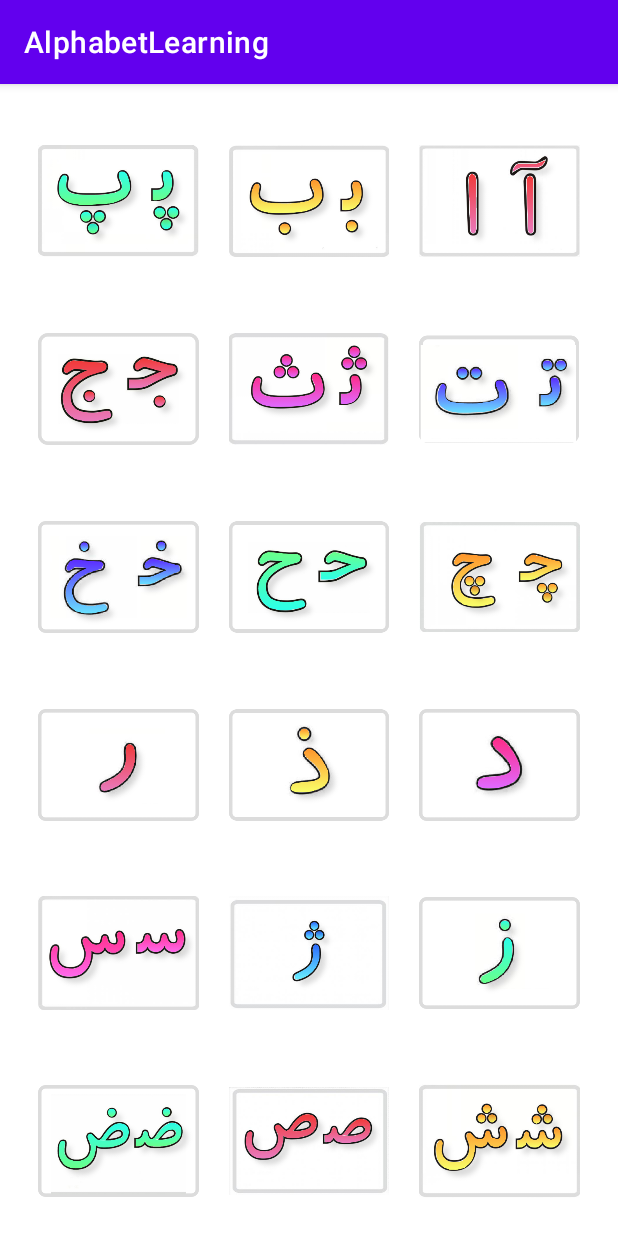
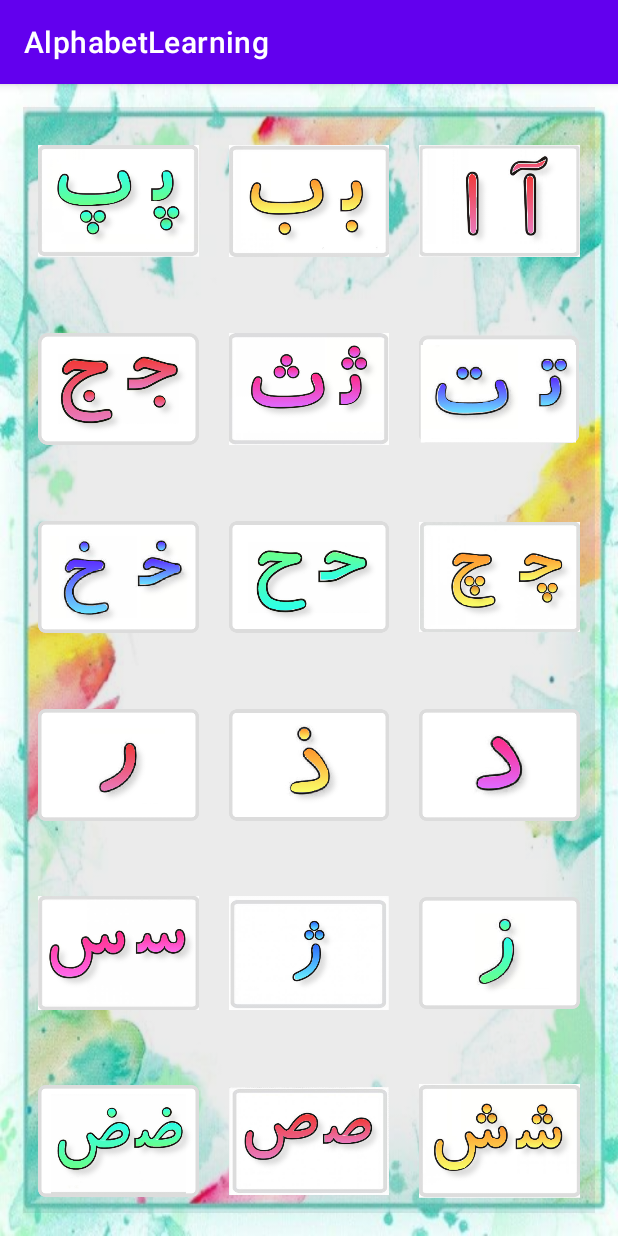
Before and after one commit to MasoudRabiee/FA-AlphabetLearning, an Android app: the screen it shows after launch (LetterActivity), after a tap on "رسم حروف", on a phone screen of 412 x 824 dp. Run offline under Robolectric (Android 15) with nearby library versions, the phone set to English and light mode, and no system bars.

Commit message:
add Backgrounds And Pics

```diff
--- a/app/src/main/java/com/example/alphabetlearning/view/DrawView.kt
+++ b/app/src/main/java/com/example/alphabetlearning/view/DrawView.kt
@@ -10,10 +10,7 @@ import android.util.AttributeSet
 import android.util.Log
 import android.view.MotionEvent
 import android.view.View
-import androidx.fragment.app.FragmentManager
 import com.example.alphabetlearning.R
-import com.example.alphabetlearning.data.DataAlphabetLetter
-import com.example.alphabetlearning.fragment.SuccessFragment
 import com.example.alphabetlearning.model.AlphabetLetter
 import com.example.alphabetlearning.model.CurveTools
 import com.example.alphabetlearning.model.SkeletonShape
--- a/app/src/main/res/layout/activity_letter.xml
+++ b/app/src/main/res/layout/activity_letter.xml
@@ -5,6 +5,7 @@
     android:layout_width="match_parent"
     android:layout_height="match_parent"
     android:layoutDirection="rtl"
+    android:background="@drawable/letterbackground"
     tools:context=".view.LetterActivity">
 
     <androidx.recyclerview.widget.RecyclerView
--- a/app/src/main/res/layout/activity_main.xml
+++ b/app/src/main/res/layout/activity_main.xml
@@ -4,7 +4,7 @@
     xmlns:tools="http://schemas.android.com/tools"
     android:layout_width="match_parent"
     android:layout_height="match_parent"
-    android:background="@drawable/homepic"
+    android:background="@drawable/backgroundpic"
     tools:context=".view.MainActivity">
 
 
--- a/app/src/main/res/layout/category_alphabet_letter.xml
+++ b/app/src/main/res/layout/category_alphabet_letter.xml
@@ -5,6 +5,7 @@
     android:layout_width="match_parent"
     android:layout_height="125dp"
     android:layout_gravity="end"
+    android:background="@color/color2"
     android:orientation="horizontal">
 
     <ImageView
--- a/app/src/main/res/layout/fragment_success.xml
+++ b/app/src/main/res/layout/fragment_success.xml
@@ -3,19 +3,21 @@
     xmlns:app="http://schemas.android.com/apk/res-auto"
     xmlns:tools="http://schemas.android.com/tools"
     android:layout_width="match_parent"
+    android:background="@drawable/backgroundpic"
     android:layout_height="match_parent">
 
     <TextView
         android:id="@+id/txt_success"
         android:layout_width="wrap_content"
         android:layout_height="wrap_content"
-        android:layout_marginTop="30dp"
         android:text="@string/afarin"
         android:textSize="30sp"
+        app:layout_constraintBottom_toBottomOf="parent"
         app:layout_constraintEnd_toEndOf="parent"
         app:layout_constraintStart_toStartOf="parent"
         app:layout_constraintTop_toTopOf="parent"
-        app:layout_goneMarginTop="30dp" />
+        android:textColor="#FD0738"
+        android:layout_marginTop="5dp"/>
 
 
 </androidx.constraintlayout.widget.ConstraintLayout>
--- a/app/src/main/res/values/colors.xml
+++ b/app/src/main/res/values/colors.xml
@@ -7,4 +7,5 @@
     <color name="teal_700">#FF018786</color>
     <color name="black">#FF000000</color>
     <color name="white">#FFFFFFFF</color>
+    <color name="color2">#1A3A3A3A</color>
 </resources>
```
Also changed, not shown: app/src/main/res/drawable-hdpi/backgroundpic.png (added), app/src/main/res/drawable-hdpi/letterbackground.png (added), app/src/main/res/drawable-ldpi/backgroundpic.png (added), app/src/main/res/drawable-ldpi/letterbackground.png (added), app/src/main/res/drawable-mdpi/backgroundpic.png (added), app/src/main/res/drawable-mdpi/letterbackground.png (added), app/src/main/res/drawable-xhdpi/backgroundpic.png (added), app/src/main/res/drawable-xhdpi/letterbackground.png (added), app/src/main/res/drawable-xxhdpi/backgroundpic.png (added), app/src/main/res/drawable-xxhdpi/letterbackground.png (added), 2 other files.
